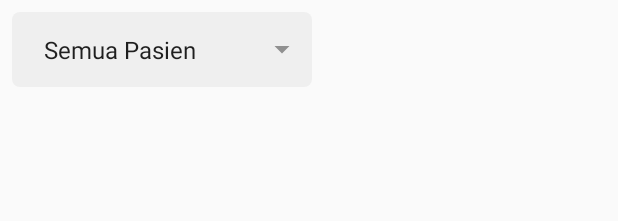
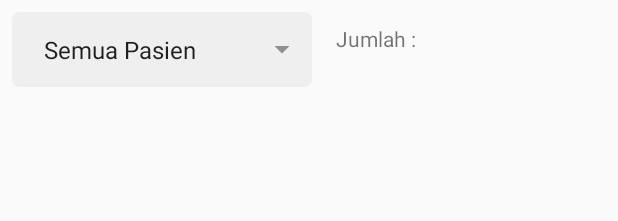
Before and after one commit to roningrum/BidikCovid, an Android app: the layout content_layout_pasien_belum_survei.xml on its own in the app's theme, with its tools: preview values and no code run, on a phone screen of 412 x 824 dp. Shown: the top 221 px of the screen. Run offline under Robolectric (Android 15) with nearby library versions, the phone set to English and light mode, and no system bars; network calls fail.

Commit message:
update jumlah data

```diff
--- a/app/src/main/java/id/go/dkksemarang/bidikcovid/ui/home/fragmentpasien/PasienBelumSurveiLokasi.kt
+++ b/app/src/main/java/id/go/dkksemarang/bidikcovid/ui/home/fragmentpasien/PasienBelumSurveiLokasi.kt
@@ -151,6 +151,9 @@ class PasienBelumSurveiLokasi : Fragment() {
         viewModel.loadZero.observe(viewLifecycleOwner, Observer { isNull ->
             isNull.let {
                 if (it) {
+                    swipe.isRefreshing = false
+                    pb_loading_belum_survei.visibility = View.GONE
+                    tv_jumlah_data_pasien.text = "Jumlah : 0 orang"
                     Toast.makeText(context, "Data Tidak Ditemukan", Toast.LENGTH_SHORT).show()
                 } else {
                     Toast.makeText(context, "Data Ditemukan", Toast.LENGTH_SHORT).show()
@@ -158,6 +161,9 @@ class PasienBelumSurveiLokasi : Fragment() {
             }
         })
         viewModel.pasienInfoCovid.observe(viewLifecycleOwner, Observer { infoCovid ->
+            if (infoCovid.size != null) {
+                tv_jumlah_data_pasien.text = "Jumlah : ${infoCovid.size} orang"
+            }
             val adapter = PasienLokasiAdapter(infoCovid, this.context)
             rv_pasien_belum_lokasi.adapter = adapter
             adapter.notifyDataSetChanged()
--- a/app/src/main/java/id/go/dkksemarang/bidikcovid/ui/home/fragmentpasien/PasienSudahSurveiLokasi.kt
+++ b/app/src/main/java/id/go/dkksemarang/bidikcovid/ui/home/fragmentpasien/PasienSudahSurveiLokasi.kt
@@ -151,6 +151,9 @@ class PasienSudahSurveiLokasi : Fragment() {
         viewModel.loadZero.observe(viewLifecycleOwner, Observer { isNull ->
             isNull.let {
                 if (it) {
+                    pb_loading.visibility = View.INVISIBLE
+                    swipe_sudah_survei.isRefreshing = false
+                    tv_jumlah_data_pasien_sudah.text = "Jumlah : 0 orang"
                     Toast.makeText(context, "Data Tidak Ditemukan", Toast.LENGTH_SHORT).show()
                 } else {
                     Toast.makeText(context, "Data Ditemukan", Toast.LENGTH_SHORT).show()
@@ -158,6 +161,9 @@ class PasienSudahSurveiLokasi : Fragment() {
             }
         })
         viewModel.pasienInfoCovid.observe(viewLifecycleOwner, Observer { infoCovid ->
+            if (infoCovid.size != null) {
+                tv_jumlah_data_pasien_sudah.text = "Jumlah : ${infoCovid.size} orang"
+            }
             val adapter = PasienLokasiAdapter(infoCovid, this.context)
             rv_pasien_sudah_lokasi.adapter = adapter
             adapter.notifyDataSetChanged()
--- a/app/src/main/res/layout/content_layout_pasien_belum_survei.xml
+++ b/app/src/main/res/layout/content_layout_pasien_belum_survei.xml
@@ -24,8 +24,6 @@
         android:layout_marginTop="8dp"
         android:background="@drawable/bg_spinner"
         android:padding="8dp"
-        app:layout_constraintEnd_toEndOf="parent"
-        app:layout_constraintHorizontal_bias="0.0"
         app:layout_constraintStart_toStartOf="parent"
         app:layout_constraintTop_toTopOf="parent">
 
@@ -53,4 +51,17 @@
             android:src="@drawable/arrow" />
     </RelativeLayout>
 
+    <TextView
+        android:id="@+id/tv_jumlah_data_pasien"
+        android:layout_width="0dp"
+        android:layout_height="wrap_content"
+        android:layout_marginStart="16dp"
+        android:layout_marginTop="16dp"
+        android:layout_marginEnd="16dp"
+        android:text="Jumlah :"
+        app:layout_constraintEnd_toEndOf="parent"
+        app:layout_constraintHorizontal_bias="1.0"
+        app:layout_constraintStart_toEndOf="@+id/relativeLayout"
+        app:layout_constraintTop_toTopOf="parent" />
+
 </androidx.constraintlayout.widget.ConstraintLayout>
--- a/app/src/main/res/layout/fragment_pasien_belum_survei_lokasi.xml
+++ b/app/src/main/res/layout/fragment_pasien_belum_survei_lokasi.xml
@@ -29,5 +29,7 @@
         app:layout_constraintTop_toBottomOf="@+id/pb_loading_belum_survei">
 
         <include layout="@layout/content_layout_pasien_belum_survei" />
+
     </androidx.swiperefreshlayout.widget.SwipeRefreshLayout>
+
 </androidx.constraintlayout.widget.ConstraintLayout>
```
Also changed, not shown: app/src/main/res/layout/content_layout_pasien_sudah_survei.xml (+14 -2 lines).
